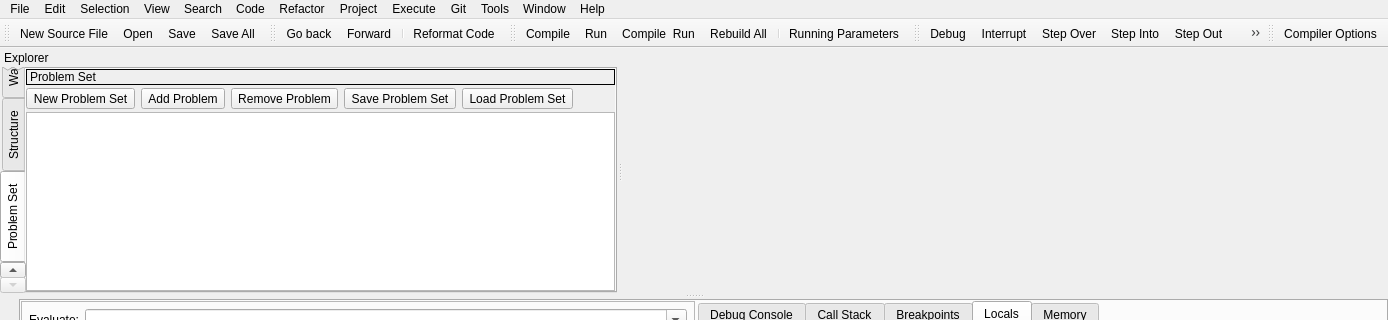
royqh1979/RedPanda-CPP, file RedPandaIDE/mainwindow.ui: the form before one commit; both pictures show x 0 to 1388 and y 0 to 320 of the 1388 by 619 pixel window.
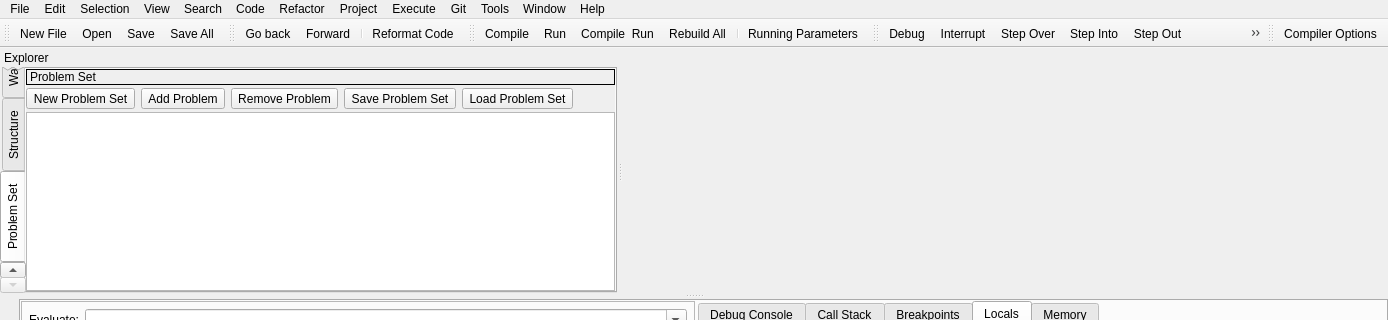
The form after the commit. Icons and pictures are not drawn. Custom widgets are drawn as their Qt base class.

Commit message: - change: rename "file" Menu -> "New Source File" to "New File"

```diff
--- a/RedPandaIDE/mainwindow.ui
+++ b/RedPandaIDE/mainwindow.ui
@@ -2024,7 +2024,7 @@
     </iconset>
    </property>
    <property name="text">
-    <string>New Source File</string>
+    <string>New File</string>
    </property>
    <property name="toolTip">
     <string>New Source File</string>
```
The commit also changes 4 other files.
